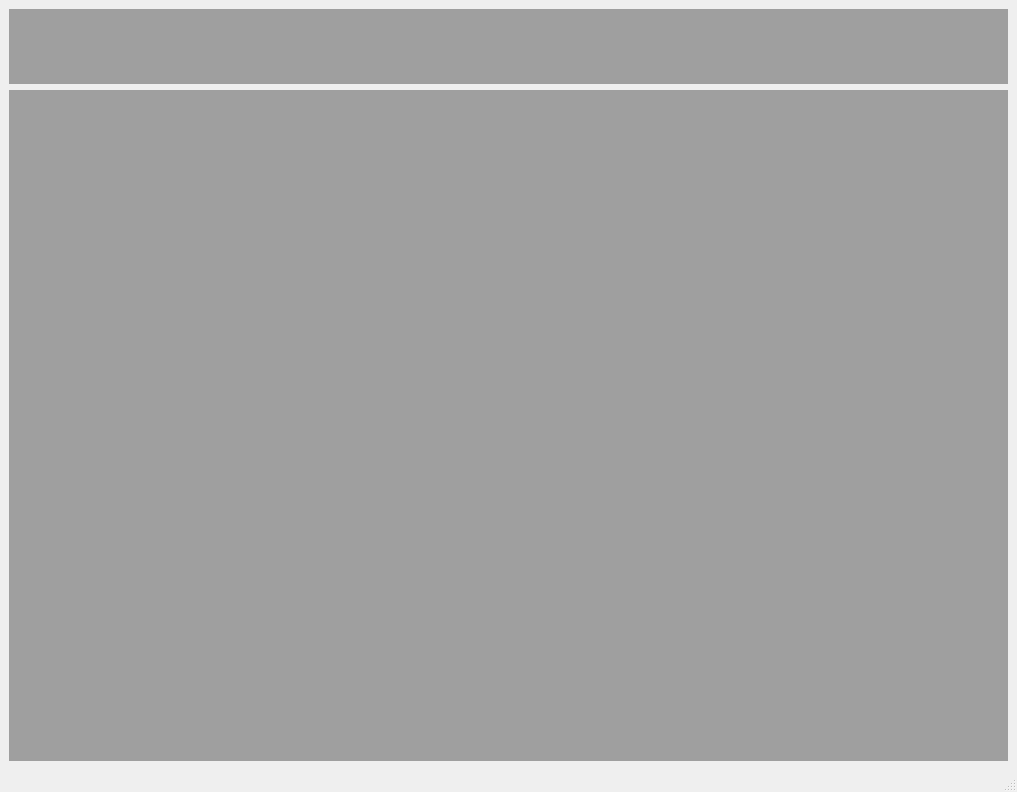
Policken66/OptiSolverGUI, file UI/main_window.ui: the form before one commit.
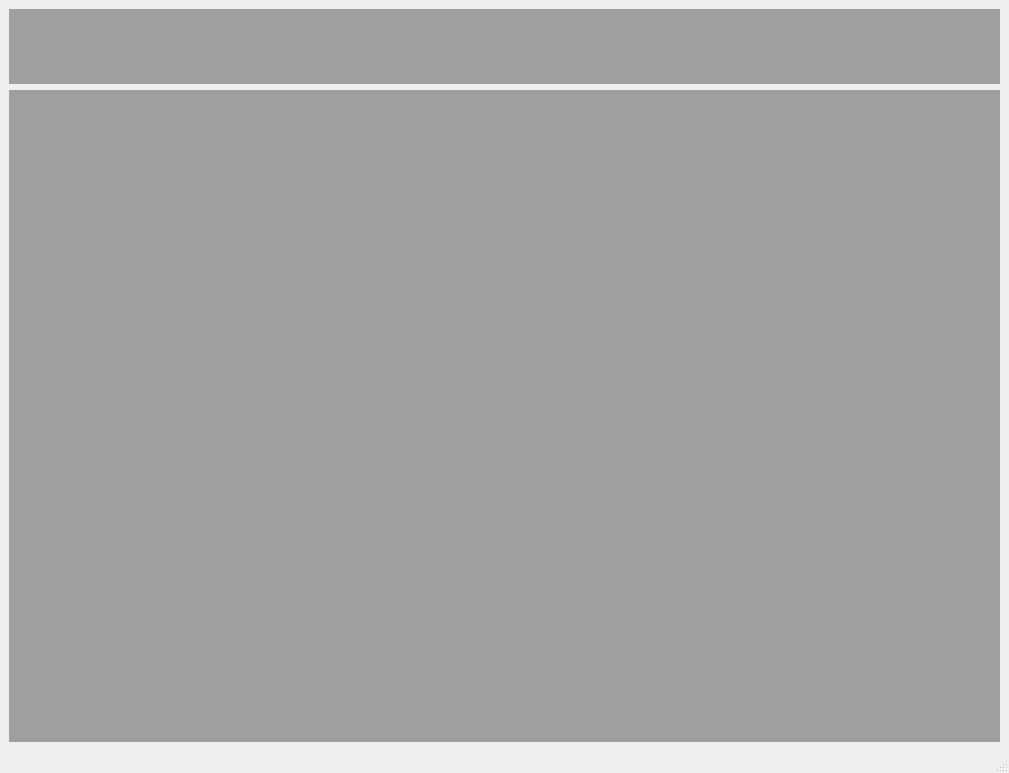
The form after the commit. Custom widgets are drawn as their Qt base class.

Patch:
```diff
--- a/UI/main_window.ui
+++ b/UI/main_window.ui
@@ -6,8 +6,8 @@
    <rect>
     <x>0</x>
     <y>0</y>
-    <width>1017</width>
-    <height>792</height>
+    <width>1009</width>
+    <height>773</height>
    </rect>
   </property>
   <property name="windowTitle">
```
